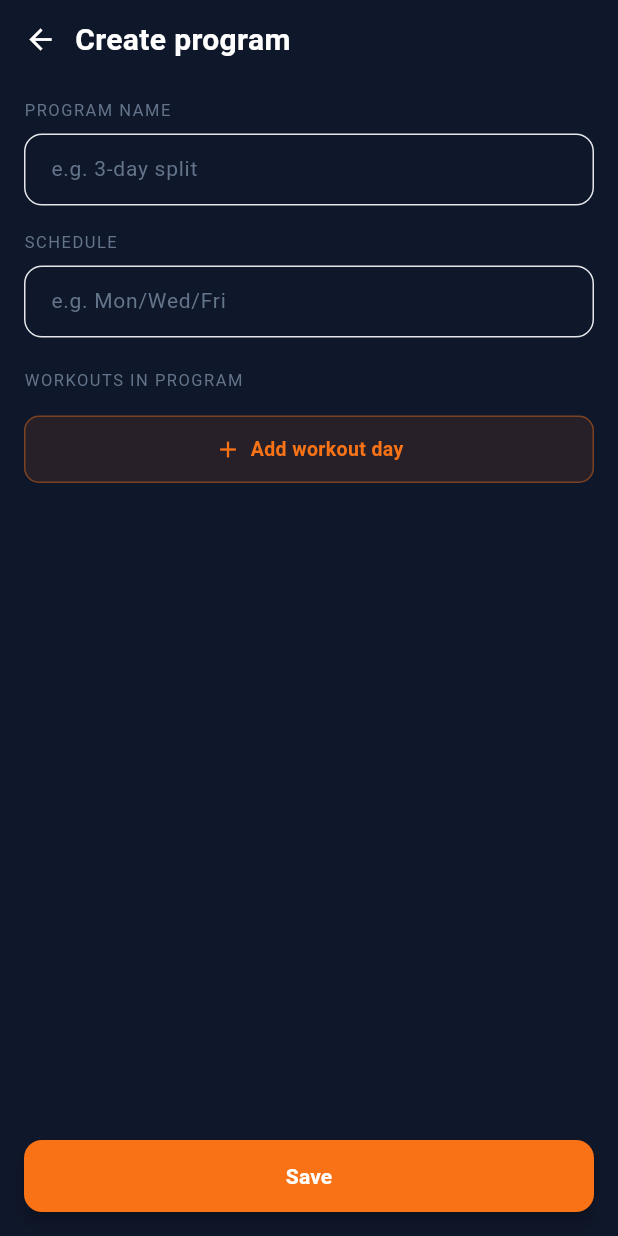
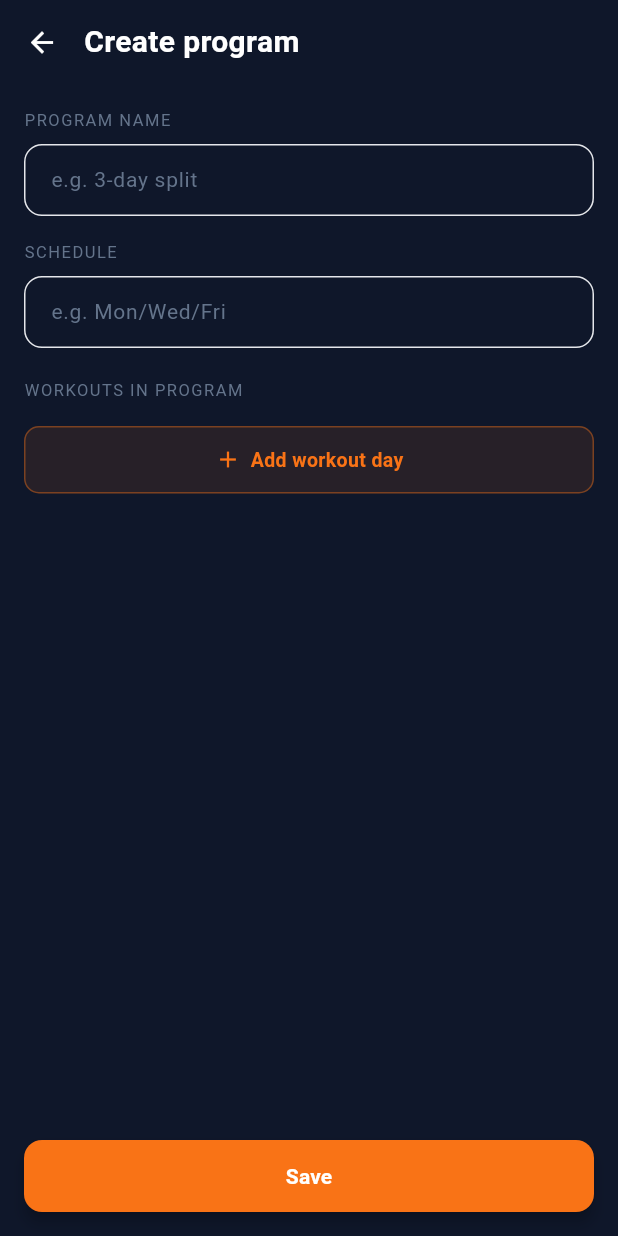
Before and after one commit to repkuc/workout-tracker-flutter, a Flutter app: the ProgramsPage screen opened directly, after a tap on "Create program", on a phone screen of 412 x 824 dp. Run offline on Flutter 3.47's test engine with Material 3 defaults, Android fonts, the phone set to English and light mode, and no system bars; our stand-ins replace audioplayers, easy_localization, file_picker, fl_chart, package_info_plus, share_plus and 2 more; accounts and stored records are empty.

Commit message:
feat: shared TabHeader/PageHeader widgets, 48dp back button, slate greys, red-500 danger

```diff
--- a/lib/pages/create_program_page.dart
+++ b/lib/pages/create_program_page.dart
@@ -19,6 +19,7 @@ import '../models/exercise_template.dart';
 // Подключаем экран выбора упражнения.
 import 'exercise_picker_page.dart';
 import '../theme/app_colors.dart';
+import '../widgets/page_header.dart';
 
 class CreateProgramPage extends StatefulWidget {
   const CreateProgramPage({super.key});
@@ -74,26 +75,7 @@ class _CreateProgramPageState extends State<CreateProgramPage> {
   }
 
   Widget _buildHeader() {
-    return Padding(
-      padding: const EdgeInsets.fromLTRB(16, 12, 16, 8),
-      child: Row(
-        children: [
-          GestureDetector(
-            onTap: () => Navigator.pop(context),
-            child: const Icon(Icons.arrow_back, color: Colors.white, size: 22),
-          ),
-          const SizedBox(width: 12),
-          Text(
-            'programs.create_program'.tr(),
-            style: const TextStyle(
-              color: Colors.white,
-              fontSize: 20,
-              fontWeight: FontWeight.bold,
-            ),
-          ),
-        ],
-      ),
-    );
+    return PageHeader(title: 'programs.create_program'.tr());
   }
 
   Widget _buildNameField() {
--- a/lib/pages/programs_page.dart
+++ b/lib/pages/programs_page.dart
@@ -15,6 +15,7 @@ import 'create_program_page.dart';
 // Подключаем экран деталей программы, чтобы можно было на него перейти.
 import 'program_details_page.dart';
 import '../theme/app_colors.dart';
+import '../widgets/tab_header.dart';
 
 // StatefulWidget — потому что страница должна загружать данные асинхронно
 // и обновлять экран когда данные придут (в отличие от StatelessWidget).
@@ -93,30 +94,7 @@ class _ProgramsPageState extends State<ProgramsPage> {
 
   // Заголовок с иконкой и названием раздела.
   Widget _buildHeader() {
-    return Padding(
-      padding: const EdgeInsets.fromLTRB(16, 12, 16, 12),
-      child: Row(
-        children: [
-          Container(
-            padding: const EdgeInsets.all(8),
-            decoration: BoxDecoration(
-              color: AppColors.accent,
-              borderRadius: BorderRadius.circular(10),
-            ),
-            child: const Icon(Icons.assignment, color: Colors.white, size: 20),
-          ),
-          const SizedBox(width: 10),
-          Text(
-            'programs.title'.tr(),
-            style: const TextStyle(
-              color: Colors.white,
-              fontSize: 22,
-              fontWeight: FontWeight.bold,
-            ),
-          ),
-        ],
-      ),
-    );
+    return TabHeader(icon: Icons.assignment, title: 'programs.title'.tr());
   }
 
   // Пустое состояние — когда у пользователя ещё нет ни одной программы.
--- a/lib/theme/app_colors.dart
+++ b/lib/theme/app_colors.dart
@@ -12,7 +12,7 @@ abstract final class AppColors {
   static const Color surfaceInset = Color(0xFF0F172A); // вложенные блоки и чипы внутри карточек/диалогов
   static const Color inputFill = Color(0xFF0F172A); // заливка полей ввода
   static const Color divider = Color(0xFF0F172A); // разделители внутри карточек
-  static const Color panel = Color(0xFF374151); // внутренние панели в диалогах редактора и на карточках графиков
+  static const Color panel = Color(0xFF374151); // внутренние панели в диалогах редактора
   static const Color chipBorder = Color(0xFF374151); // рамка невыбранного чипа
 
   // ── Акцент ──
@@ -33,13 +33,13 @@ abstract final class AppColors {
   static const Color warning = Color(0xFFF97316); // предупреждение (незавершённые упражнения)
   static const Color improvement = Color(0xFF10B981); // положительная разница «до / после»
   static const Color record = Color(0xFFFBBF24); // рекорды (PR): значок в редакторе, список в статистике
-  static const Color danger = Color(0xFFF44336); // удаление, ошибки, отрицательная разница (= Colors.red)
+  static const Color danger = Color(0xFFEF4444); // удаление, ошибки, отрицательная разница (Tailwind red-500)
 
-  // ── Нейтральные серые (значения Material, пока не slate) ──
-  static const Color inactive = Color(0xFF9E9E9E); // невыбранные иконки навигации, неактивные/невыполненные элементы (= Colors.grey)
-  static const Color iconNeutral = Color(0xFF9E9E9E); // нейтральная иконка целевой мышцы (= Colors.grey[500])
-  static const Color completedButton = Color(0xFF616161); // кнопка уже завершённого упражнения (= Colors.grey[700])
-  static const Color snackbarNeutral = Color(0xFF9E9E9E); // нейтральный snackbar «нечего импортировать» (= Colors.grey)
+  // ── Нейтральные серые (slate) ──
+  static const Color inactive = Color(0xFF94A3B8); // невыбранные иконки навигации, неактивные/невыполненные элементы
+  static const Color iconNeutral = Color(0xFF94A3B8); // нейтральная иконка целевой мышцы
+  static const Color completedButton = Color(0xFF475569); // кнопка уже завершённого упражнения
+  static const Color snackbarNeutral = Color(0xFF475569); // нейтральный snackbar «нечего импортировать»
 
   // ── Метрики (карточки статистики) ──
   static const Color count = Color(0xFFF97316); // количество тренировок / упражнений
@@ -75,6 +75,7 @@ abstract final class AppColors {
   static const Color chartTextMuted = textMuted; // подписи осей, «нет данных»
   static const Color chartGrid = Color(0xFF334155); // обычные линии сетки
   static const Color chartGridMajor = Color(0xFF475569); // «главные» линии: целые кг (вес), каждые 5 т (объём)
+  static const Color chartPill = Color(0xFF334155); // кнопка «показать ещё / свернуть» под чипами упражнений
 
   // ── Material-темы (main.dart) ──
   static const Color themeLightSecondary = Color(0xFFEA580C);
--- a/lib/widgets/exercise_progress_card.dart
+++ b/lib/widgets/exercise_progress_card.dart
@@ -217,7 +217,7 @@ class _ExerciseProgressCardState extends State<ExerciseProgressCard> {
           child: Container(
             padding: const EdgeInsets.symmetric(horizontal: 12, vertical: 5),
             decoration: BoxDecoration(
-              color: AppColors.panel,
+              color: AppColors.chartPill,
               borderRadius: BorderRadius.circular(20),
             ),
             child: Row(
--- /dev/null
+++ b/lib/widgets/page_header.dart
@@ -0,0 +1,102 @@
+import 'package:flutter/material.dart';
+import '../theme/app_colors.dart';
+
+// Шапка вложенного экрана: кнопка «назад» + заголовок в одну строку.
+// Все новые вложенные экраны должны использовать этот виджет.
+class PageHeader extends StatelessWidget {
+  final String title;
+
+  // Подзаголовок под названием (необязательно).
+  final String? subtitle;
+
+  // Кнопки действий справа (необязательно).
+  final Widget? trailing;
+
+  // Дополнительный блок под заголовком, например статистика тренировки.
+  final Widget? bottom;
+
+  // Тонкая оранжевая линия снизу шапки.
+  final bool showDivider;
+
+  // Своё действие кнопки «назад». По умолчанию — Navigator.pop(context).
+  final VoidCallback? onBack;
+
+  const PageHeader({
+    super.key,
+    required this.title,
+    this.subtitle,
+    this.trailing,
+    this.bottom,
+    this.showDivider = false,
+    this.onBack,
+  });
+
+  @override
+  Widget build(BuildContext context) {
+    return Container(
+      // Отступ снизу больше, если под заголовком есть дополнительный блок
+      padding: EdgeInsets.only(bottom: bottom != null ? 16 : 4),
+      decoration: showDivider
+          ? BoxDecoration(
+              border: Border(
+                bottom: BorderSide(
+                    color: AppColors.accent.withValues(alpha: 0.2), width: 1),
+              ),
+            )
+          : null,
+      child: Column(
+        crossAxisAlignment: CrossAxisAlignment.start,
+        children: [
+          // Слева 4, а не 16: IconButton сам даёт внутренний отступ,
+          // поэтому стрелка визуально стоит на обычном краю экрана.
+          Padding(
+            padding: EdgeInsets.fromLTRB(4, 4, trailing != null ? 4 : 16, 0),
+            child: Row(
+              children: [
+                // Кнопка «назад» с нормальной областью нажатия (48×48)
+                IconButton(
+                  onPressed: onBack ?? () => Navigator.pop(context),
+                  icon: const Icon(Icons.arrow_back,
+                      color: Colors.white, size: 22),
+                ),
+                const SizedBox(width: 4),
+                Expanded(
+                  child: Column(
+                    crossAxisAlignment: CrossAxisAlignment.start,
+                    mainAxisSize: MainAxisSize.min,
+                    children: [
+                      Text(
+                        title,
+                        style: const TextStyle(
+                          color: Colors.white,
+                          fontSize: 20,
+                          fontWeight: FontWeight.bold,
+                        ),
+                        maxLines: 1,
+                        overflow: TextOverflow.ellipsis,
+                      ),
+                      if (subtitle != null)
+                        Text(
+                          subtitle!,
+                          style: const TextStyle(
+                              color: AppColors.textMuted, fontSize: 12),
+                          maxLines: 1,
+                          overflow: TextOverflow.ellipsis,
+                        ),
+                    ],
+                  ),
+                ),
+                if (trailing != null) trailing!,
+              ],
+            ),
+          ),
+          if (bottom != null)
+            Padding(
+              padding: const EdgeInsets.fromLTRB(16, 4, 16, 0),
+              child: bottom!,
+            ),
+        ],
+      ),
+    );
+  }
+}
--- /dev/null
+++ b/lib/widgets/tab_header.dart
@@ -0,0 +1,56 @@
+import 'package:flutter/material.dart';
+import '../theme/app_colors.dart';
+
+// Шапка главной вкладки: оранжевый квадрат с иконкой + крупный заголовок.
+// Все новые главные вкладки должны использовать этот виджет.
+class TabHeader extends StatelessWidget {
+  final IconData icon;
+  final String title;
+
+  // Кнопки действий справа (необязательно).
+  final Widget? trailing;
+
+  // Нижний отступ — у некоторых вкладок он исторически отличается.
+  final double bottomPadding;
+
+  const TabHeader({
+    super.key,
+    required this.icon,
+    required this.title,
+    this.trailing,
+    this.bottomPadding = 12,
+  });
+
+  @override
+  Widget build(BuildContext context) {
+    return Padding(
+      padding: EdgeInsets.fromLTRB(16, 12, 16, bottomPadding),
+      child: Row(
+        children: [
+          Container(
+            padding: const EdgeInsets.all(8),
+            decoration: BoxDecoration(
+              color: AppColors.accent,
+              borderRadius: BorderRadius.circular(10),
+            ),
+            child: Icon(icon, color: Colors.white, size: 20),
+          ),
+          const SizedBox(width: 10),
+          Expanded(
+            child: Text(
+              title,
+              style: const TextStyle(
+                color: Colors.white,
+                fontSize: 22,
+                fontWeight: FontWeight.bold,
+              ),
+              maxLines: 1,
+              overflow: TextOverflow.ellipsis,
+            ),
+          ),
+          if (trailing != null) trailing!,
+        ],
+      ),
+    );
+  }
+}
```
Also changed, not shown: lib/pages/exercise_picker_page.dart (+2 -21 lines), lib/pages/history_page.dart (+2 -21 lines), lib/pages/program_details_page.dart (+12 -30 lines), lib/pages/settings_page.dart (+5 -24 lines), lib/pages/statistics_page.dart (+5 -24 lines), lib/pages/workout_details_page.dart (+5 -27 lines), 1 other file.
